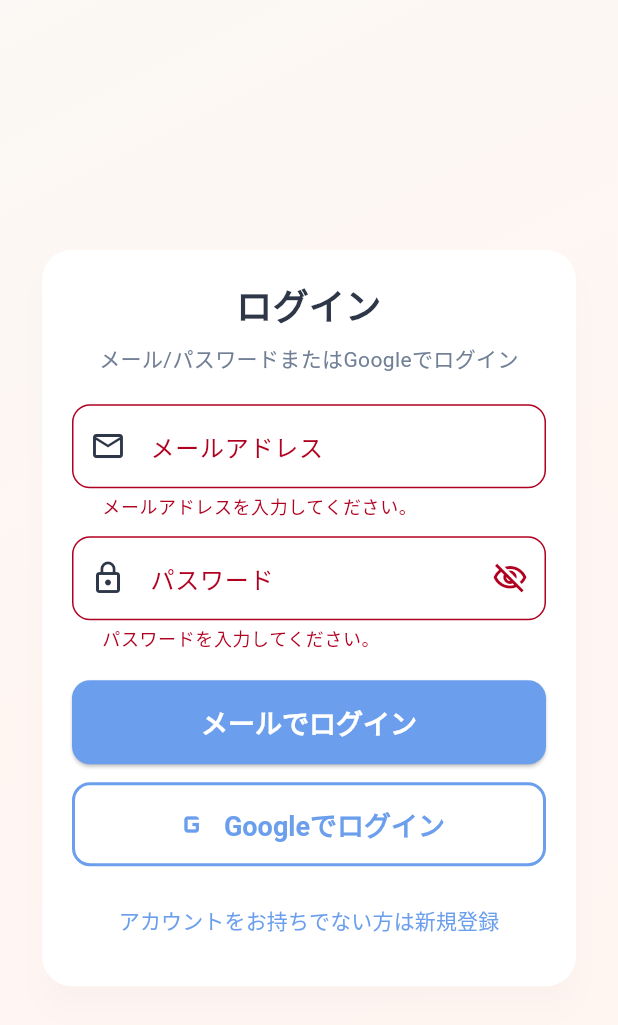
After one commit to SwarnenduG07/3d-fet, a Flutter app: the screen it shows after launch, after a tap on "メールでログイン", after a tap on "Googleでログイン", on a phone screen of 412 x 824 dp. The commit adds this screen. Shown: the top 1025 px of the screen. Run offline on Flutter 3.47's test engine with Material 3 defaults, Android fonts, the light colour scheme and no system bars; our stand-ins replace cloud_firestore, firebase_auth, firebase_core, flutter_riverpod, google_sign_in; missing offline and left inert: model_viewer_plus; accounts and stored records are empty.

Commit message:
fix the auth issues

```diff
--- a/lib/screens/auth/auth_gate.dart
+++ b/lib/screens/auth/auth_gate.dart
@@ -3,6 +3,7 @@ import 'package:flutter_riverpod/flutter_riverpod.dart';
 import 'package:firebase_auth/firebase_auth.dart';
 import '../../providers/user_provider.dart';
 import '../../theme/app_colors.dart';
+import 'auth_screen.dart';
 import '../setup/setup_screen.dart';
 import '../navigation/main_navigation_screen.dart';
 
@@ -14,27 +15,48 @@ class AuthGate extends ConsumerStatefulWidget {
 }
 
 class _AuthGateState extends ConsumerState<AuthGate> {
-  bool _initializing = true;
+  String? _loadedUid;
+  bool _isLoadingProfile = false;
 
-  @override
-  void initState() {
-    super.initState();
-    _initAuth();
-  }
+  void _loadProfileForUser(String uid) {
+    if (_isLoadingProfile || _loadedUid == uid) return;
 
-  Future<void> _initAuth() async {
-    final auth = FirebaseAuth.instance;
-    if (auth.currentUser == null) {
-      await auth.signInAnonymously();
-    }
-    final uid = auth.currentUser!.uid;
+    _isLoadingProfile = true;
+    Future<void>(() async {
       await ref.read(userProfileProvider.notifier).loadFromFirestore(uid);
-    if (mounted) setState(() => _initializing = false);
+      if (!mounted) return;
+      setState(() {
+        _loadedUid = uid;
+        _isLoadingProfile = false;
+      });
+    });
   }
 
   @override
   Widget build(BuildContext context) {
-    if (_initializing) {
+    return StreamBuilder<User?>(
+      stream: FirebaseAuth.instance.authStateChanges(),
+      builder: (context, snapshot) {
+        if (snapshot.connectionState == ConnectionState.waiting) {
+          return const Scaffold(
+            body: Center(
+              child: CircularProgressIndicator(color: AppColors.secondary),
+            ),
+          );
+        }
+
+        final user = snapshot.data;
+        if (user == null) {
+          if (_loadedUid != null || ref.read(userProfileProvider) != null) {
+            ref.read(userProfileProvider.notifier).clearLocalState();
+          }
+          _loadedUid = null;
+          _isLoadingProfile = false;
+          return const AuthScreen();
+        }
+
+        if (_loadedUid != user.uid) {
+          _loadProfileForUser(user.uid);
           return const Scaffold(
             body: Center(
               child: CircularProgressIndicator(color: AppColors.secondary),
@@ -47,5 +69,7 @@ class _AuthGateState extends ConsumerState<AuthGate> {
           return const SetupScreen();
         }
         return const MainNavigationScreen();
+      },
+    );
   }
 }
--- /dev/null
+++ b/lib/screens/auth/auth_screen.dart
@@ -0,0 +1,255 @@
+import 'package:firebase_auth/firebase_auth.dart';
+import 'package:flutter/material.dart';
+import 'package:google_sign_in/google_sign_in.dart';
+
+import '../../theme/app_colors.dart';
+
+class AuthScreen extends StatefulWidget {
+  const AuthScreen({super.key});
+
+  @override
+  State<AuthScreen> createState() => _AuthScreenState();
+}
+
+class _AuthScreenState extends State<AuthScreen> {
+  final _formKey = GlobalKey<FormState>();
+  final _emailController = TextEditingController();
+  final _passwordController = TextEditingController();
+
+  bool _isLogin = true;
+  bool _isLoading = false;
+  bool _obscurePassword = true;
+
+  @override
+  void dispose() {
+    _emailController.dispose();
+    _passwordController.dispose();
+    super.dispose();
+  }
+
+  Future<void> _submitEmailAuth() async {
+    if (!_formKey.currentState!.validate() || _isLoading) return;
+
+    setState(() => _isLoading = true);
+    try {
+      final email = _emailController.text.trim();
+      final password = _passwordController.text.trim();
+
+      if (_isLogin) {
+        await FirebaseAuth.instance.signInWithEmailAndPassword(
+          email: email,
+          password: password,
+        );
+      } else {
+        await FirebaseAuth.instance.createUserWithEmailAndPassword(
+          email: email,
+          password: password,
+        );
+      }
+    } on FirebaseAuthException catch (e) {
+      _showError(_readableAuthError(e));
+    } catch (_) {
+      _showError('認証中にエラーが発生しました。再度お試しください。');
+    } finally {
+      if (mounted) setState(() => _isLoading = false);
+    }
+  }
+
+  Future<void> _signInWithGoogle() async {
+    if (_isLoading) return;
+    setState(() => _isLoading = true);
+
+    try {
+      final googleUser = await GoogleSignIn().signIn();
+      if (googleUser == null) {
+        if (mounted) setState(() => _isLoading = false);
+        return;
+      }
+
+      final googleAuth = await googleUser.authentication;
+      final credential = GoogleAuthProvider.credential(
+        accessToken: googleAuth.accessToken,
+        idToken: googleAuth.idToken,
+      );
+
+      await FirebaseAuth.instance.signInWithCredential(credential);
+    } on FirebaseAuthException catch (e) {
+      _showError(_readableAuthError(e));
+    } catch (_) {
+      _showError('Googleログインに失敗しました。設定をご確認ください。');
+    } finally {
+      if (mounted) setState(() => _isLoading = false);
+    }
+  }
+
+  String _readableAuthError(FirebaseAuthException e) {
+    switch (e.code) {
+      case 'invalid-email':
+        return 'メールアドレスの形式が正しくありません。';
+      case 'email-already-in-use':
+        return 'このメールアドレスは既に登録されています。';
+      case 'user-not-found':
+      case 'wrong-password':
+      case 'invalid-credential':
+        return 'メールアドレスまたはパスワードが正しくありません。';
+      case 'weak-password':
+        return 'パスワードは6文字以上にしてください。';
+      case 'network-request-failed':
+        return 'ネットワークエラーが発生しました。通信環境をご確認ください。';
+      default:
+        return e.message ?? '認証エラーが発生しました。';
+    }
+  }
+
+  void _showError(String message) {
+    if (!mounted) return;
+    ScaffoldMessenger.of(context).showSnackBar(
+      SnackBar(content: Text(message), backgroundColor: Colors.redAccent),
+    );
+  }
+
+  @override
+  Widget build(BuildContext context) {
+    return Scaffold(
+      backgroundColor: AppColors.background,
+      body: Container(
+        decoration: BoxDecoration(
+          gradient: LinearGradient(
+            begin: Alignment.topLeft,
+            end: Alignment.bottomRight,
+            colors: [
+              AppColors.softBlue.withValues(alpha: 0.3),
+              AppColors.softPink.withValues(alpha: 0.3),
+              AppColors.background,
+            ],
+          ),
+        ),
+        child: SafeArea(
+          child: Center(
+            child: SingleChildScrollView(
+              padding: const EdgeInsets.symmetric(horizontal: 24, vertical: 20),
+              child: ConstrainedBox(
+                constraints: const BoxConstraints(maxWidth: 420),
+                child: Card(
+                  elevation: 8,
+                  color: Colors.white,
+                  shape: RoundedRectangleBorder(
+                    borderRadius: BorderRadius.circular(20),
+                  ),
+                  child: Padding(
+                    padding: const EdgeInsets.all(20),
+                    child: Form(
+                      key: _formKey,
+                      child: Column(
+                        crossAxisAlignment: CrossAxisAlignment.stretch,
+                        children: [
+                          Text(
+                            _isLogin ? 'ログイン' : '新規登録',
+                            textAlign: TextAlign.center,
+                            style: const TextStyle(
+                              fontSize: 24,
+                              fontWeight: FontWeight.bold,
+                              color: AppColors.textPrimary,
+                            ),
+                          ),
+                          const SizedBox(height: 8),
+                          Text(
+                            _isLogin
+                                ? 'メール/パスワードまたはGoogleでログイン'
+                                : 'メール登録後にログインできます',
+                            textAlign: TextAlign.center,
+                            style: const TextStyle(color: AppColors.textSecondary),
+                          ),
+                          const SizedBox(height: 20),
+                          TextFormField(
+                            controller: _emailController,
+                            keyboardType: TextInputType.emailAddress,
+                            decoration: const InputDecoration(
+                              labelText: 'メールアドレス',
+                              prefixIcon: Icon(Icons.email_outlined),
+                            ),
+                            validator: (value) {
+                              final text = value?.trim() ?? '';
+                              if (text.isEmpty) return 'メールアドレスを入力してください。';
+                              if (!text.contains('@')) return '有効なメールアドレスを入力してください。';
+                              return null;
+                            },
+                          ),
+                          const SizedBox(height: 12),
+                          TextFormField(
+                            controller: _passwordController,
+                            obscureText: _obscurePassword,
+                            decoration: InputDecoration(
+                              labelText: 'パスワード',
+                              prefixIcon: const Icon(Icons.lock_outline),
+                              suffixIcon: IconButton(
+                                onPressed: () {
+                                  setState(() => _obscurePassword = !_obscurePassword);
+                                },
+                                icon: Icon(
+                                  _obscurePassword
+                                      ? Icons.visibility_off_outlined
+                                      : Icons.visibility_outlined,
+                                ),
+                              ),
+                            ),
+                            validator: (value) {
+                              final text = value?.trim() ?? '';
+                              if (text.isEmpty) return 'パスワードを入力してください。';
+                              if (text.length < 6) return 'パスワードは6文字以上必要です。';
+                              return null;
+                            },
+                          ),
+                          const SizedBox(height: 20),
+                          ElevatedButton(
+                            onPressed: _isLoading ? null : _submitEmailAuth,
+                            style: ElevatedButton.styleFrom(
+                              padding: const EdgeInsets.symmetric(vertical: 14),
+                              shape: RoundedRectangleBorder(
+                                borderRadius: BorderRadius.circular(12),
+                              ),
+                            ),
+                            child: _isLoading
+                                ? const SizedBox(
+                                    height: 20,
+                                    width: 20,
+                                    child: CircularProgressIndicator(strokeWidth: 2),
+                                  )
+                                : Text(_isLogin ? 'メールでログイン' : 'メールで新規登録'),
+                          ),
+                          const SizedBox(height: 12),
+                          OutlinedButton.icon(
+                            onPressed: _isLoading ? null : _signInWithGoogle,
+                            style: OutlinedButton.styleFrom(
+                              padding: const EdgeInsets.symmetric(vertical: 14),
+                              shape: RoundedRectangleBorder(
+                                borderRadius: BorderRadius.circular(12),
+                              ),
+                            ),
+                            icon: const Icon(Icons.g_mobiledata, size: 26),
+                            label: const Text('Googleでログイン'),
+                          ),
+                          const SizedBox(height: 12),
+                          TextButton(
+                            onPressed: _isLoading
+                                ? null
+                                : () => setState(() => _isLogin = !_isLogin),
+                            child: Text(
+                              _isLogin
+                                  ? 'アカウントをお持ちでない方は新規登録'
+                                  : 'すでにアカウントをお持ちの方はログイン',
+                            ),
+                          ),
+                        ],
+                      ),
+                    ),
+                  ),
+                ),
+              ),
+            ),
+          ),
+        ),
+      ),
+    );
+  }
+}
--- a/lib/screens/home/home_screen.dart
+++ b/lib/screens/home/home_screen.dart
@@ -178,6 +178,8 @@ class _HomeScreenState extends ConsumerState<HomeScreen> {
                       child: AvatarViewer(
                         key: ValueKey(profile.homeModelPath),
                         modelAsset: profile.homeModelPath,
+                        cameraOrbit: profile.homeCameraOrbit,
+                        cameraTarget: profile.homeCameraTarget,
                         backgroundColor: Colors.transparent,
                         enableIdleAnimation: true,
                       ),
@@ -905,7 +907,7 @@ class _DebugTestDialogState extends State<_DebugTestDialog> {
                 borderRadius: BorderRadius.circular(12),
               ),
               child: const Text(
-                '体の変化はレベル10、20、30、40で発生します',
+                '体の変化はレベル10、25、40、50で発生します',
                 style: TextStyle(fontSize: 12, color: AppColors.textSecondary),
                 textAlign: TextAlign.center,
               ),
--- a/pubspec.yaml
+++ b/pubspec.yaml
@@ -1,6 +1,6 @@
 name: games
 description: "GrowMe - 3D Avatar Fitness Training App"
-publish_to: 'none'
+publish_to: "none"
 version: 1.0.0+1
 
 environment:
@@ -15,6 +15,7 @@ dependencies:
   firebase_core: ^3.12.0
   firebase_auth: ^5.5.0
   cloud_firestore: ^5.6.0
+  google_sign_in: ^6.3.0
 
 dev_dependencies:
   flutter_test:
```
Also changed, not shown: lib/models/user_profile.dart (+35 -0 lines), lib/providers/user_provider.dart (+12 -6 lines), lib/screens/history/history_screen.dart (+6 -6 lines), lib/screens/mirror/mirror_screen.dart (+21 -4 lines), lib/screens/setup/setup_screen.dart (+20 -1 lines), lib/firebase_options.dart, pubspec.lock, 3 other files. Lines whose indentation alone changed are shown as unchanged.
